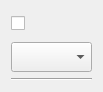
Qt form accountwidget.ui (iamOgunyinka/Telegram2_0) before a commit.
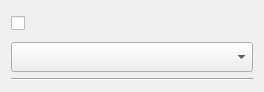
The same form after that commit.

Patch:
```diff
--- a/accountwidget.ui
+++ b/accountwidget.ui
@@ -6,7 +6,7 @@
    <rect>
     <x>0</x>
     <y>0</y>
-    <width>103</width>
+    <width>264</width>
     <height>92</height>
    </rect>
   </property>
```
